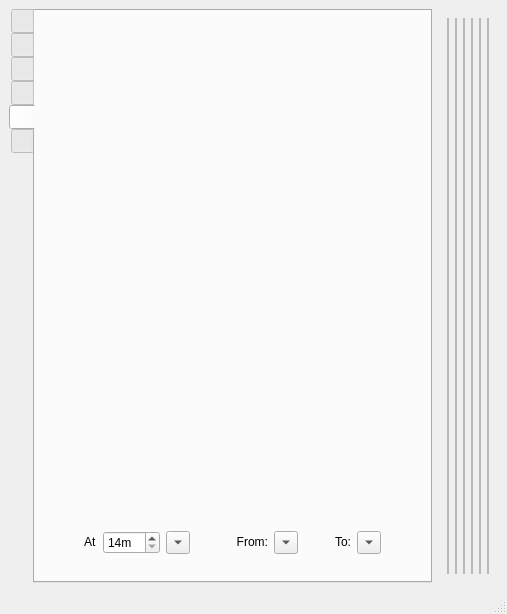
First picture: the form in share/imblSlits/imblSlits.ui, repository AustralianSynchrotron/imblSlits, before the edit.
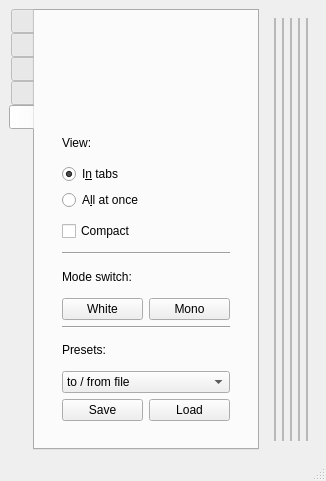
Second picture: the form after the edit. The open tabs and pages were chosen to show the change. Icons and pictures are not drawn. Custom widgets are drawn as their Qt base class.

Commit message: modified:   bin/imblSlits 	modified:   share/imblSlits/imblSlits.ui 	modified:   share/imblSlits/size.svg 	modified:   share/imblSlits/slits.py

What changed in the file:
```diff
--- a/share/imblSlits/imblSlits.ui
+++ b/share/imblSlits/imblSlits.ui
@@ -6,8 +6,8 @@
    <rect>
     <x>0</x>
     <y>0</y>
-    <width>507</width>
-    <height>614</height>
+    <width>324</width>
+    <height>481</height>
    </rect>
   </property>
   <property name="windowTitle">
@@ -25,7 +25,7 @@
        <enum>QTabWidget::West</enum>
       </property>
       <property name="currentIndex">
-       <number>5</number>
+       <number>4</number>
       </property>
       <property name="usesScrollButtons">
        <bool>false</bool>
@@ -154,221 +154,6 @@
         </item>
        </layout>
       </widget>
-      <widget class="QWidget" name="mashaTab">
-       <attribute name="title">
-        <string/>
-       </attribute>
-       <layout class="QVBoxLayout" name="verticalLayout">
-        <property name="spacing">
-         <number>0</number>
-        </property>
-        <property name="leftMargin">
-         <number>0</number>
-        </property>
-        <property name="topMargin">
-         <number>0</number>
-        </property>
-        <property name="rightMargin">
-         <number>0</number>
-        </property>
-        <property name="bottomMargin">
-         <number>0</number>
-        </property>
-        <item>
-         <widget class="QWidget" name="masha" native="true">
-          <layout class="QVBoxLayout" name="verticalLayout_10">
-           <item>
-            <widget class="Slits" name="mashaBear" native="true"/>
-           </item>
-           <item>
-            <widget class="QWidget" name="mashaAdd" native="true">
-             <property name="sizePolicy">
-              <sizepolicy hsizetype="Preferred" vsizetype="Fixed">
-               <horstretch>0</horstretch>
-               <verstretch>0</verstretch>
-              </sizepolicy>
-             </property>
-             <layout class="QHBoxLayout" name="horizontalLayout_2">
-              <item>
-               <widget class="QWidget" name="horizontalWidget" native="true">
-                <property name="sizePolicy">
-                 <sizepolicy hsizetype="Fixed" vsizetype="Fixed">
-                  <horstretch>0</horstretch>
-                  <verstretch>0</verstretch>
-                 </sizepolicy>
-                </property>
-                <layout class="QHBoxLayout" name="horizontalLayout_6">
-                 <property name="leftMargin">
-                  <number>0</number>
-                 </property>
-                 <item>
-                  <widget class="QLabel" name="label">
-                   <property name="sizePolicy">
-                    <sizepolicy hsizetype="Fixed" vsizetype="Fixed">
-                     <horstretch>0</horstretch>
-                     <verstretch>0</verstretch>
-                    </sizepolicy>
-                   </property>
-                   <property name="text">
-                    <string>At</string>
-                   </property>
-                  </widget>
-                 </item>
-                 <item>
-                  <widget class="QDoubleSpinBox" name="distance">
-                   <property name="sizePolicy">
-                    <sizepolicy hsizetype="Fixed" vsizetype="Fixed">
-                     <horstretch>0</horstretch>
-                     <verstretch>0</verstretch>
-                    </sizepolicy>
-                   </property>
-                   <property name="suffix">
-                    <string>m</string>
-                   </property>
-                   <property name="decimals">
-                    <number>0</number>
-                   </property>
-                   <property name="minimum">
-                    <double>14.000000000000000</double>
-                   </property>
-                   <property name="maximum">
-                    <double>140.000000000000000</double>
-                   </property>
-                  </widget>
-                 </item>
-                 <item>
-                  <widget class="QToolButton" name="distances">
-                   <property name="text">
-                    <string>...</string>
-                   </property>
-                   <property name="popupMode">
-                    <enum>QToolButton::InstantPopup</enum>
-                   </property>
-                   <property name="arrowType">
-                    <enum>Qt::DownArrow</enum>
-                   </property>
-                  </widget>
-                 </item>
-                </layout>
-               </widget>
-              </item>
-              <item>
-               <widget class="QWidget" name="horizontalWidget_2" native="true">
-                <property name="sizePolicy">
-                 <sizepolicy hsizetype="Fixed" vsizetype="Fixed">
-                  <horstretch>0</horstretch>
-                  <verstretch>0</verstretch>
-                 </sizepolicy>
-                </property>
-                <property name="toolTip">
-                 <string>Redraw detector to match the selection.</string>
-                </property>
-                <layout class="QHBoxLayout" name="horizontalLayout_7">
-                 <property name="leftMargin">
-                  <number>0</number>
-                 </property>
-                 <property name="topMargin">
-                  <number>0</number>
-                 </property>
-                 <property name="rightMargin">
-                  <number>0</number>
-                 </property>
-                 <property name="bottomMargin">
-                  <number>0</number>
-                 </property>
-                 <item>
-                  <widget class="QLabel" name="label_3">
-                   <property name="sizePolicy">
-                    <sizepolicy hsizetype="Fixed" vsizetype="Fixed">
-                     <horstretch>0</horstretch>
-                     <verstretch>0</verstretch>
-                    </sizepolicy>
-                   </property>
-                   <property name="text">
-                    <string>From:</string>
-                   </property>
-                   <property name="alignment">
-                    <set>Qt::AlignRight|Qt::AlignTrailing|Qt::AlignVCenter</set>
-                   </property>
-                  </widget>
-                 </item>
-                 <item>
-                  <widget class="QToolButton" name="readMasha">
-                   <property name="text">
-                    <string>...</string>
-                   </property>
-                   <property name="popupMode">
-                    <enum>QToolButton::InstantPopup</enum>
-                   </property>
-                   <property name="arrowType">
-                    <enum>Qt::DownArrow</enum>
-                   </property>
-                  </widget>
-                 </item>
-                </layout>
-               </widget>
-              </item>
-              <item>
-               <widget class="QWidget" name="horizontalWidget" native="true">
-                <property name="sizePolicy">
-                 <sizepolicy hsizetype="Fixed" vsizetype="Fixed">
-                  <horstretch>0</horstretch>
-                  <verstretch>0</verstretch>
-                 </sizepolicy>
-                </property>
-                <property name="toolTip">
-                 <string>Drive selected slit(s) to current detector geometry</string>
-                </property>
-                <layout class="QHBoxLayout" name="horizontalLayout_8">
-                 <property name="leftMargin">
-                  <number>0</number>
-                 </property>
-                 <property name="topMargin">
-                  <number>0</number>
-                 </property>
-                 <property name="rightMargin">
-                  <number>0</number>
-                 </property>
-                 <property name="bottomMargin">
-                  <number>0</number>
-                 </property>
-                 <item>
-                  <widget class="QLabel" name="label_7">
-                   <property name="sizePolicy">
-                    <sizepolicy hsizetype="Fixed" vsizetype="Fixed">
-                     <horstretch>0</horstretch>
-                     <verstretch>0</verstretch>
-                    </sizepolicy>
-                   </property>
-                   <property name="text">
-                    <string>To:</string>
-                   </property>
-                  </widget>
-                 </item>
-                 <item>
-                  <widget class="QToolButton" name="syncBears">
-                   <property name="text">
-                    <string>...</string>
-                   </property>
-                   <property name="popupMode">
-                    <enum>QToolButton::InstantPopup</enum>
-                   </property>
-                   <property name="arrowType">
-                    <enum>Qt::DownArrow</enum>
-                   </property>
-                  </widget>
-                 </item>
-                </layout>
-               </widget>
-              </item>
-             </layout>
-            </widget>
-           </item>
-          </layout>
-         </widget>
-        </item>
-       </layout>
-      </widget>
       <widget class="QWidget" name="configTab">
        <attribute name="title">
         <string/>
@@ -473,65 +258,17 @@
               </item>
               <item>
                <widget class="QCheckBox" name="compact">
+                <property name="sizePolicy">
+                 <sizepolicy hsizetype="Minimum" vsizetype="Preferred">
+                  <horstretch>0</horstretch>
+                  <verstretch>0</verstretch>
+                 </sizepolicy>
+                </property>
                 <property name="text">
                  <string>Compact</string>
                 </property>
                </widget>
               </item>
-              <item>
-               <widget class="Line" name="line_2">
-                <property name="orientation">
-                 <enum>Qt::Horizontal</enum>
-                </property>
-               </widget>
-              </item>
-              <item>
-               <widget class="QLabel" name="label_4">
-                <property name="text">
-                 <string>Controlled slits:</string>
-                </property>
-               </widget>
-              </item>
-              <item>
-               <widget class="QCheckBox" name="pandaSynch">
-                <property name="text">
-                 <string>CheckBox</string>
-                </property>
-                <property name="checked">
-                 <bool>true</bool>
-                </property>
-               </widget>
-              </item>
-              <item>
-               <widget class="QCheckBox" name="babySynch">
-                <property name="text">
-                 <string>CheckBox</string>
-                </property>
-                <property name="checked">
-                 <bool>true</bool>
-                </property>
-               </widget>
-              </item>
-              <item>
-               <widget class="QCheckBox" name="mamaSynch">
-                <property name="text">
-                 <string>CheckBox</string>
-                </property>
-                <property name="checked">
-                 <bool>true</bool>
-                </property>
-               </widget>
-              </item>
-              <item>
-               <widget class="QCheckBox" name="papaSynch">
-                <property name="text">
-                 <string>CheckBox</string>
-                </property>
-                <property name="checked">
-                 <bool>true</bool>
-                </property>
-               </widget>
-              </item>
               <item>
                <widget class="Line" name="line_4">
                 <property name="orientation">
@@ -651,33 +388,6 @@
          </layout>
         </widget>
        </item>
-       <item>
-        <widget class="QFrame" name="mashaFam">
-         <property name="frameShape">
-          <enum>QFrame::StyledPanel</enum>
-         </property>
-         <property name="frameShadow">
-          <enum>QFrame::Raised</enum>
-         </property>
-         <layout class="QVBoxLayout" name="verticalLayout_11">
-          <property name="spacing">
-           <number>0</number>
-          </property>
-          <property name="leftMargin">
-           <number>0</number>
-          </property>
-          <property name="topMargin">
-           <number>0</number>
-          </property>
-          <property name="rightMargin">
-           <number>0</number>
-          </property>
-          <property name="bottomMargin">
-           <number>0</number>
-          </property>
-         </layout>
-        </widget>
-       </item>
        <item>
         <widget class="QFrame" name="papaFam">
          <property name="frameShape">
@@ -796,7 +506,7 @@
     <rect>
      <x>0</x>
      <y>0</y>
-     <width>507</width>
+     <width>324</width>
      <height>34</height>
     </rect>
    </property>
```
Left out of the diff: 1 changed line with no effect on the pictures. The commit also changes 3 other files.
